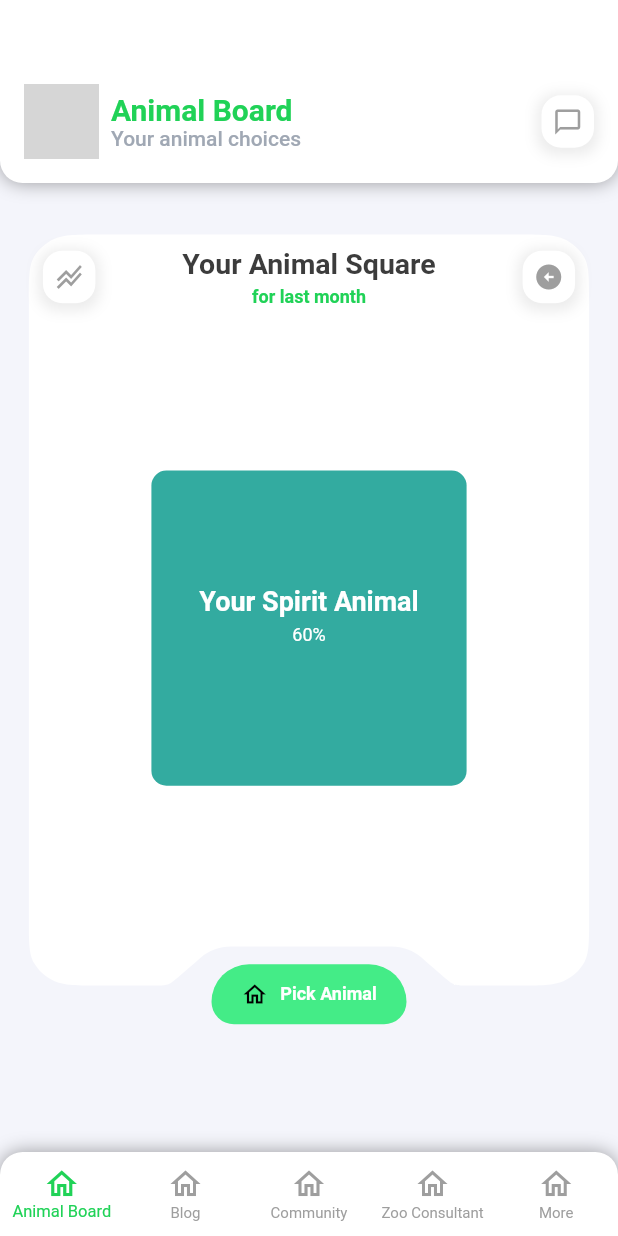
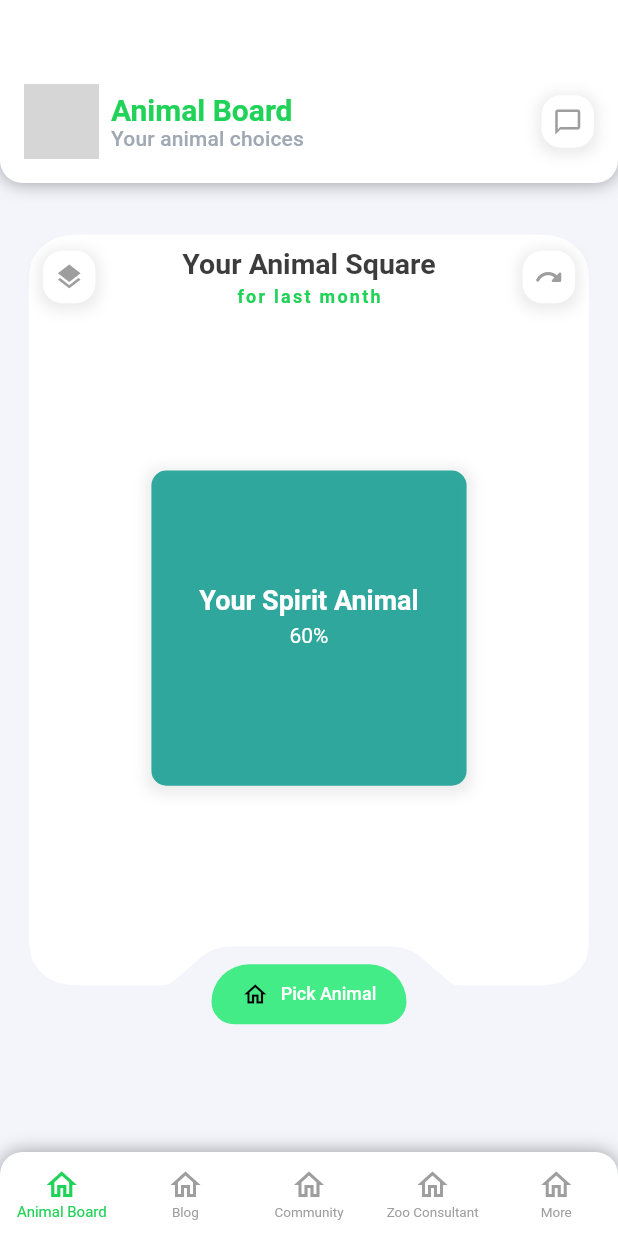
Before and after one commit to Rjk1234/animal_board, a Flutter app: the screen it shows after launch, on a phone screen of 412 x 824 dp. Run offline on Flutter 3.47's test engine with Material 2 defaults, Android fonts, the phone set to English and light mode, and no system bars; our stand-ins replace audioplayers, image_picker; missing offline and left inert: flutter_share; Roboto replaces fonts that are missing (Arial); grey boxes are pictures that could not be loaded.

Commit message:
Flutter version update

```diff
--- a/lib/config/app_constant.dart
+++ b/lib/config/app_constant.dart
@@ -4,43 +4,31 @@ import 'app_colors.dart';
 var sizeOptionList = [0, 10, 20, 30, 40, 50, 60, 70, 80, 90, 100];
 var opacityOptionList = [1, 20, 40, 60, 80, 100];
 
-// var animalList = [
-//   AnimalOption(id: 0, animalName: 'Wolf', color: kColorRed),
-//   AnimalOption(id: 1, animalName: 'Wolf', color: kColorPink),
-//   AnimalOption(id: 2, animalName: 'Cat', color: kColorIndigo),
-//   AnimalOption(id: 3, animalName: 'Cat', color: kColorPurple),
-//   AnimalOption(id: 4, animalName: 'Penguin', color: kColorBlue),
-//   AnimalOption(id: 5, animalName: 'Penguin', color: kColorGrey),
-//   AnimalOption(id: 6, animalName: 'Koala', color: kColorYellow),
-//   AnimalOption(id: 7, animalName: 'Koala', color: kColorTeal),
-//   AnimalOption(id: 8, animalName: 'Leopard', color: kColorGreen),
-//   AnimalOption(id: 9, animalName: 'Leopard', color: kColorLime),
-// ];
-
 var themeData = ThemeData(
   primaryColor: kPrimaryColor,
-  backgroundColor: kBackgroundColor,
+  canvasColor: kBackgroundColor,
+  scaffoldBackgroundColor: kBackgroundColor,
   textTheme: TextTheme(
-    headline1: TextStyle(
+    titleLarge: TextStyle(
         color: kPrimaryColor,
         fontSize: 20,
         fontWeight: FontWeight.bold,
         fontFamily: 'Arial'),
-    headline2: TextStyle(
+    titleMedium: TextStyle(
         color: kDarkGreyColor,
         fontSize: 19,
         fontWeight: FontWeight.bold,
         fontFamily: 'Arial'),
-    bodyText1:
+    titleSmall:
         TextStyle(color: kBodyTextGreyColor, fontSize: 14, fontFamily: 'Arial'),
-    bodyText2:
+    bodySmall:
         TextStyle(color: kPrimaryColor, fontSize: 12, fontFamily: 'Arial'),
-    subtitle1: TextStyle(
+    labelSmall: TextStyle(
         color: kPrimaryColor,
         fontSize: 12,
         fontWeight: FontWeight.bold,
         fontFamily: 'Arial'),
-    button: TextStyle(
+    labelMedium: TextStyle(
         color: kWhiteColor,
         fontSize: 16,
         fontWeight: FontWeight.bold,
--- a/lib/core/pages/dashboard_page.dart
+++ b/lib/core/pages/dashboard_page.dart
@@ -1,3 +1,4 @@
+import 'package:animal_board/config/app_colors.dart';
 import 'package:flutter/material.dart';
 import 'package:provider/provider.dart';
 import '../../feature/blog/presentation/blog_page.dart';
@@ -65,7 +66,7 @@ class _DashboardPageState extends State<DashboardPage> {
     final uiModel = Provider.of<SchemaProvider>(context);
     _buildTabBarItemList(uiModel);
     return Scaffold(
-      backgroundColor: Theme.of(context).backgroundColor,
+      backgroundColor: kBackgroundColor,
       bottomNavigationBar: BottomTabBarWidget(
         selectedIndex: pageIndex,
         onTap: ((index) => _onTabBarItemTapped(index)),
--- a/lib/core/widget/bottom_tab_bar.dart
+++ b/lib/core/widget/bottom_tab_bar.dart
@@ -68,8 +68,8 @@ class BottomTabBarWidget extends StatelessWidget {
           selectedItemColor: Theme.of(context).primaryColor,
           unselectedItemColor: kColorGrey,
           showUnselectedLabels: true,
-          selectedFontSize: 11,
-          unselectedFontSize: 10.0,
+          selectedFontSize: 10,
+          unselectedFontSize: 9.0,
           onTap: ((value) => onTap(value)),
         ),
       ),
--- a/lib/feature/animalboard/presentation/widget/draggable_dropdown_List_widget.dart
+++ b/lib/feature/animalBoard/presentation/widget/drop_down_list_draggable.dart
@@ -108,9 +108,7 @@ class SizeOptionBox extends StatelessWidget {
         color: kColorGrey,
       ),
       Center(
-        child: Text(
-          '$item%',
-        ),
+        child: Text('$item%', style: TextStyle(color: kColorBlack)),
       ),
     ]);
   }
@@ -135,6 +133,7 @@ class OpacityOptionBox extends StatelessWidget {
       Center(
         child: Text(
           '$item%',
+          style: TextStyle(color: kColorBlack),
         ),
       ),
     ]);
--- a/lib/feature/animalboard/presentation/pages/animal_board_page.dart
+++ b/lib/feature/animalboard/presentation/pages/animal_board_page.dart
@@ -4,7 +4,6 @@ import 'dart:io';
 import 'package:audioplayers/audioplayers.dart';
 import 'package:flutter_share/flutter_share.dart';
 import 'package:provider/provider.dart';
-// import 'package:share_plus/share_plus.dart';
 import '../../../../config/app_constant.dart';
 import '../../../../config/string_constant.dart';
 import '../../../../core/widget/icon_button_widget.dart';
@@ -13,10 +12,18 @@ import '../../application/animal_provider.dart';
 import '../../../../core/schema/application/schema_provider.dart';
 import '../../domain/model/animal_option.dart';
 import '../widget/background_layout.dart';
-import '../widget/draggable_dropdown_List_widget.dart';
+import '../widget/drop_down_list_draggable.dart';
 import '../widget/header_view.dart';
 import '../widget/image_picker.dart';
+// apps_outlined
+// auto_awesome_motion_sharp
+// layers_sharp
 
+// redo_rounded → const IconData
+// redo — material icon named "redo" (round).
+// IconData(0xf00e7, fontFamily: 'MaterialIcons', matchTextDirection: true)
+// shortcut_rounded → const IconData
+// shortcut — material icon named "shortcut" (round).
 class AnimalBoardPage extends StatefulWidget {
   const AnimalBoardPage({super.key});
 
@@ -59,7 +66,7 @@ class _AnimalBoardPageState extends State<AnimalBoardPage> {
       child: Builder(
         builder: (context) {
           return Scaffold(
-            backgroundColor: Theme.of(context).backgroundColor,
+            backgroundColor: kBackgroundColor,
             body: Consumer<AnimalProvider>(
               builder: ((context, value, child) {
                 return Center(
@@ -210,6 +217,7 @@ class _AnimalBoardPageState extends State<AnimalBoardPage> {
           ),
           onPressed: () {
             touchDetected();
+            showAnimalList = !showAnimalList;
             setState(() {});
           },
         ),
@@ -224,9 +232,10 @@ class _AnimalBoardPageState extends State<AnimalBoardPage> {
         mainAxisAlignment: MainAxisAlignment.spaceBetween,
         children: [
           CustomIconButton(
-            buttonIcon: Icons.stacked_line_chart,
+            buttonIcon: Icons.layers_sharp,
             onTapHandler: () {
               touchDetected();
+              showSizeList = !showSizeList;
               setState(() {});
             },
           ),
@@ -235,16 +244,16 @@ class _AnimalBoardPageState extends State<AnimalBoardPage> {
             crossAxisAlignment: CrossAxisAlignment.center,
             children: [
               Text(uiModel.post?.textTheme.animalBoardTitle ?? animalBoardTitle,
-                  style: Theme.of(context).textTheme.headline2),
+                  style: Theme.of(context).textTheme.titleMedium),
               const SizedBox(height: 4),
               Text(
                   uiModel.post?.textTheme.animalBoardSubtitle ??
                       animalBoardSubTitle,
-                  style: Theme.of(context).textTheme.subtitle1),
+                  style: Theme.of(context).textTheme.labelSmall),
             ],
           ),
           CustomIconButton(
-            buttonIcon: Icons.arrow_circle_left,
+            buttonIcon: Icons.redo_rounded,
             onTapHandler: () {
               touchDetected();
               setState(() {});
@@ -287,10 +296,31 @@ class _AnimalBoardPageState extends State<AnimalBoardPage> {
                         (provider.spiritAnimalSquare.size / 100),
                     width: maxCentralSquareSize *
                         (provider.spiritAnimalSquare.size / 100),
+                    //                 decoration: BoxDecoration(
+                    //   boxShadow: [
+                    //     BoxShadow(
+                    //       color: kColorGrey.withOpacity(0.2),
+                    //       spreadRadius: 3,
+                    //       blurRadius: 7,
+                    //       offset: const Offset(0, 2),
+                    //     ),
+                    //   ],
+                    //   color: kWhiteColor,
+                    //   borderRadius: const BorderRadius.all(Radius.circular(13)),
+                    // ),
                     decoration: BoxDecoration(
-                        color: provider.spiritAnimalSquare.color.withOpacity(
-                            provider.spiritAnimalSquare.opacityValue),
-                        borderRadius: BorderRadius.circular(10)),
+                      color: provider.spiritAnimalSquare.color.withOpacity(
+                          provider.spiritAnimalSquare.opacityValue),
+                      borderRadius: BorderRadius.circular(10),
+                      boxShadow: [
+                        BoxShadow(
+                          color: kColorGrey.withOpacity(0.2),
+                          spreadRadius: 3,
+                          blurRadius: 7,
+                          offset: const Offset(0, 2),
+                        ),
+                      ],
+                    ),
                   ),
                 ),
               ),
--- a/lib/feature/animalboard/presentation/widget/header_view.dart
+++ b/lib/feature/animalboard/presentation/widget/header_view.dart
@@ -65,9 +65,9 @@ class HeaderView extends StatelessWidget {
                   crossAxisAlignment: CrossAxisAlignment.start,
                   children: [
                     Text(headerTitle ?? headerTitleText,
-                        style: Theme.of(context).textTheme.headline1),
+                        style: Theme.of(context).textTheme.titleLarge),
                     Text(headerSubtitle ?? headerSubTitleText,
-                        style: Theme.of(context).textTheme.bodyText1)
+                        style: Theme.of(context).textTheme.titleSmall)
                   ],
                 ),
                 const Spacer(),
```
Also changed, not shown: pubspec.lock, 2 other files.
